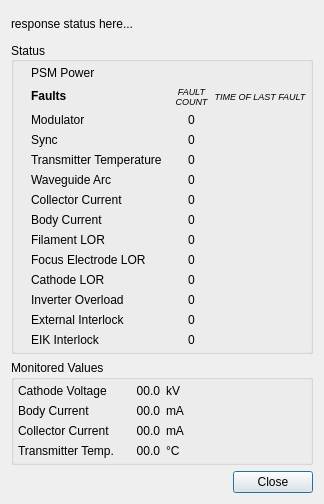
First picture: the form in src/hcrgui/XmitDetails.ui, repository NCAR/HCR_instrument, before the edit.
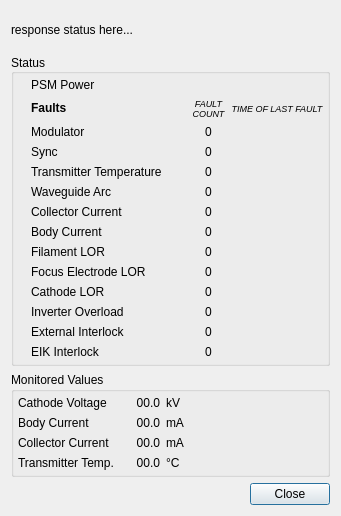
Second picture: the form after the edit. Icons and pictures are not drawn.

Commit message: Allowed Qt Designer to resize XmitDetails to its natural size.

Diff of the .ui file:
```diff
--- a/src/hcrgui/XmitDetails.ui
+++ b/src/hcrgui/XmitDetails.ui
@@ -6,8 +6,8 @@
    <rect>
     <x>0</x>
     <y>0</y>
-    <width>324</width>
-    <height>504</height>
+    <width>341</width>
+    <height>516</height>
    </rect>
   </property>
   <property name="windowTitle">
```
